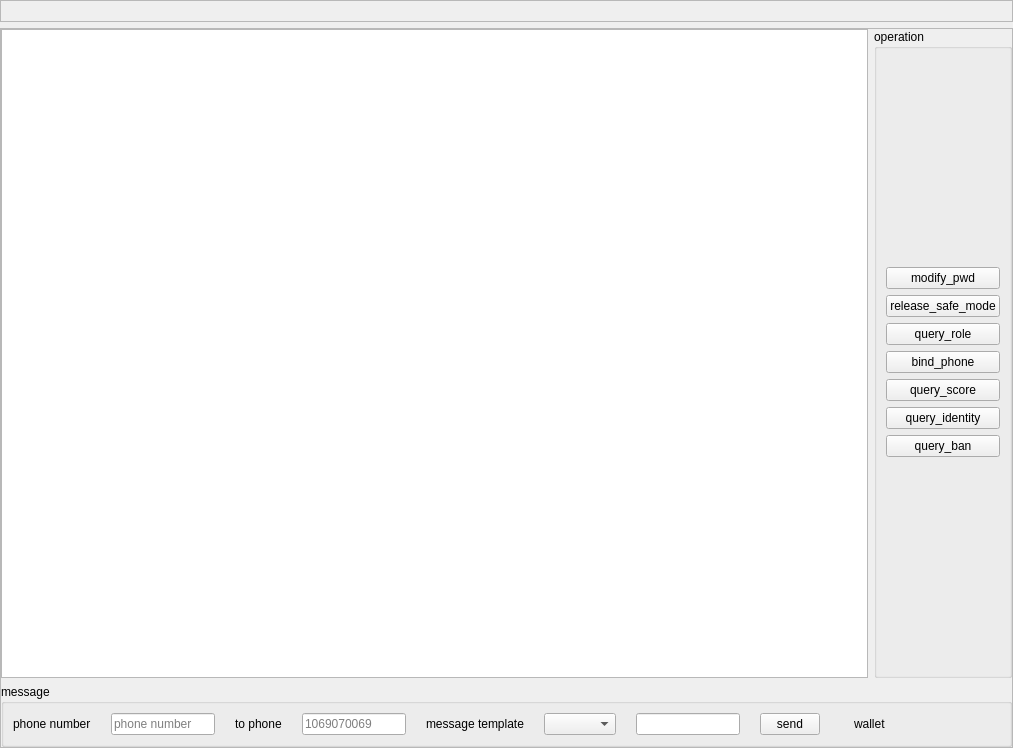
Qt form MainApp/src/CUiCenter.ui (AlexRain/BRSystem) before a commit.
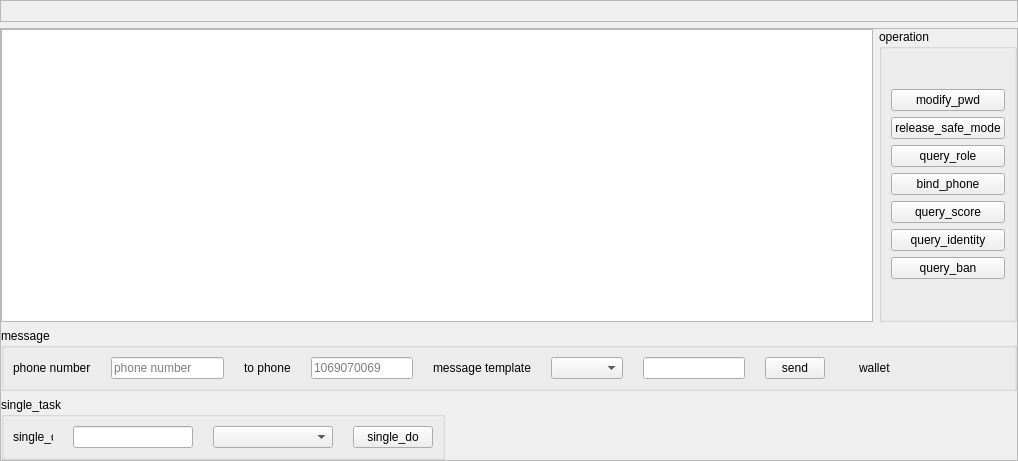
The same form after that commit. Custom widgets are drawn as their Qt base class.

What changed in the file:
```diff
--- a/MainApp/src/CUiCenter.ui
+++ b/MainApp/src/CUiCenter.ui
@@ -6,8 +6,8 @@
    <rect>
     <x>0</x>
     <y>0</y>
-    <width>1013</width>
-    <height>748</height>
+    <width>1018</width>
+    <height>461</height>
    </rect>
   </property>
   <property name="windowTitle">
@@ -94,7 +94,7 @@
      <property name="frameShadow">
       <enum>QFrame::Raised</enum>
      </property>
-     <layout class="QVBoxLayout" name="verticalLayout_4" stretch="8,0">
+     <layout class="QVBoxLayout" name="verticalLayout_4" stretch="8,0,0">
       <property name="leftMargin">
        <number>0</number>
       </property>
@@ -325,13 +325,13 @@
             <widget class="QLineEdit" name="lineEdit_phone">
              <property name="minimumSize">
               <size>
-               <width>60</width>
+               <width>113</width>
                <height>0</height>
               </size>
              </property>
              <property name="maximumSize">
               <size>
-               <width>120</width>
+               <width>113</width>
                <height>16777215</height>
               </size>
              </property>
@@ -455,6 +455,107 @@
         </layout>
        </widget>
       </item>
+      <item alignment="Qt::AlignLeft">
+       <widget class="QGroupBox" name="groupBox_2">
+        <property name="enabled">
+         <bool>true</bool>
+        </property>
+        <property name="minimumSize">
+         <size>
+          <width>0</width>
+          <height>0</height>
+         </size>
+        </property>
+        <property name="autoFillBackground">
+         <bool>false</bool>
+        </property>
+        <property name="title">
+         <string>single_task</string>
+        </property>
+        <layout class="QHBoxLayout" name="horizontalLayout_10">
+         <item>
+          <layout class="QHBoxLayout" name="horizontalLayout_9">
+           <property name="spacing">
+            <number>20</number>
+           </property>
+           <item>
+            <widget class="QLabel" name="label_single_qq">
+             <property name="maximumSize">
+              <size>
+               <width>40</width>
+               <height>40</height>
+              </size>
+             </property>
+             <property name="text">
+              <string>single_qq</string>
+             </property>
+             <property name="scaledContents">
+              <bool>false</bool>
+             </property>
+             <property name="alignment">
+              <set>Qt::AlignLeading|Qt::AlignLeft|Qt::AlignVCenter</set>
+             </property>
+             <property name="wordWrap">
+              <bool>false</bool>
+             </property>
+            </widget>
+           </item>
+           <item>
+            <widget class="QLineEdit" name="lineEdit_single_qq">
+             <property name="minimumSize">
+              <size>
+               <width>120</width>
+               <height>0</height>
+              </size>
+             </property>
+             <property name="maximumSize">
+              <size>
+               <width>200</width>
+               <height>40</height>
+              </size>
+             </property>
+            </widget>
+           </item>
+           <item>
+            <widget class="QComboBox" name="comboBox_single">
+             <property name="minimumSize">
+              <size>
+               <width>120</width>
+               <height>0</height>
+              </size>
+             </property>
+            </widget>
+           </item>
+           <item alignment="Qt::AlignLeft">
+            <widget class="QPushButton" name="btn_single_button">
+             <property name="enabled">
+              <bool>true</bool>
+             </property>
+             <property name="minimumSize">
+              <size>
+               <width>80</width>
+               <height>0</height>
+              </size>
+             </property>
+             <property name="maximumSize">
+              <size>
+               <width>100</width>
+               <height>40</height>
+              </size>
+             </property>
+             <property name="autoFillBackground">
+              <bool>false</bool>
+             </property>
+             <property name="text">
+              <string>single_do</string>
+             </property>
+            </widget>
+           </item>
+          </layout>
+         </item>
+        </layout>
+       </widget>
+      </item>
      </layout>
     </widget>
    </item>
```
